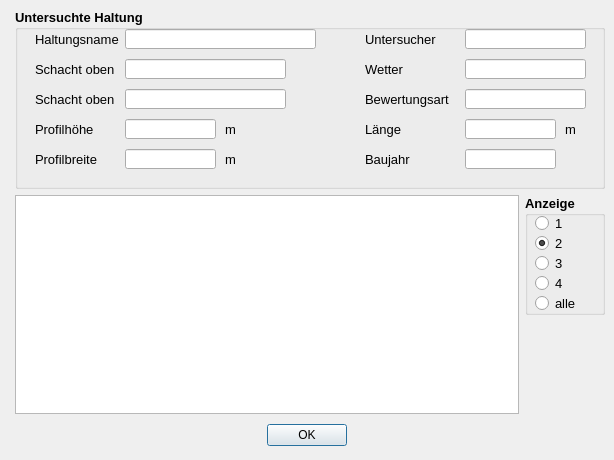
Before: the Qt Designer form qkan/tools/res/qkan_schadensliste.ui in hoettges/QKan, drawn with Qt 5.
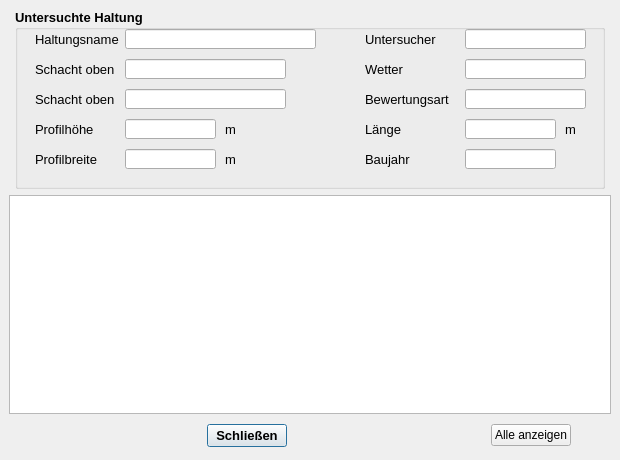
After: the same form once the commit is applied.

Commit message: WIP: Anzeige Schadensdaten nach Inspektionsdatum

The edit to the form file:
```diff
--- a/qkan/tools/res/qkan_schadensliste.ui
+++ b/qkan/tools/res/qkan_schadensliste.ui
@@ -29,239 +29,6 @@
    <property name="spacing">
     <number>6</number>
    </property>
-   <item row="2" column="2">
-    <spacer>
-     <property name="orientation">
-      <enum>Qt::Vertical</enum>
-     </property>
-     <property name="sizeHint" stdset="0">
-      <size>
-       <width>20</width>
-       <height>40</height>
-      </size>
-     </property>
-    </spacer>
-   </item>
-   <item row="1" column="1" rowspan="2">
-    <widget class="QTableWidget" name="tw_schadenstabelle"/>
-   </item>
-   <item row="1" column="2">
-    <widget class="QGroupBox" name="groupBox">
-     <property name="sizePolicy">
-      <sizepolicy hsizetype="Minimum" vsizetype="Minimum">
-       <horstretch>0</horstretch>
-       <verstretch>0</verstretch>
-      </sizepolicy>
-     </property>
-     <property name="minimumSize">
-      <size>
-       <width>0</width>
-       <height>120</height>
-      </size>
-     </property>
-     <property name="font">
-      <font>
-       <pointsize>10</pointsize>
-       <weight>75</weight>
-       <bold>true</bold>
-      </font>
-     </property>
-     <property name="toolTip">
-      <string>&lt;html&gt;&lt;head/&gt;&lt;body&gt;&lt;p&gt;Anzahl der angezeigten Inspektionen&lt;/p&gt;&lt;/body&gt;&lt;/html&gt;</string>
-     </property>
-     <property name="statusTip">
-      <string>Anzahl der angezeigten Inspektionen</string>
-     </property>
-     <property name="title">
-      <string>Anzeige</string>
-     </property>
-     <widget class="QRadioButton" name="rb_show_1">
-      <property name="geometry">
-       <rect>
-        <x>10</x>
-        <y>20</y>
-        <width>41</width>
-        <height>17</height>
-       </rect>
-      </property>
-      <property name="font">
-       <font>
-        <pointsize>10</pointsize>
-        <weight>50</weight>
-        <bold>false</bold>
-       </font>
-      </property>
-      <property name="toolTip">
-       <string>&lt;html&gt;&lt;head/&gt;&lt;body&gt;&lt;p&gt;Nur die aktuellste Inspektion anzeigen&lt;/p&gt;&lt;/body&gt;&lt;/html&gt;</string>
-      </property>
-      <property name="statusTip">
-       <string>Nur die aktuellste Inspektion anzeigen</string>
-      </property>
-      <property name="text">
-       <string>1</string>
-      </property>
-     </widget>
-     <widget class="QRadioButton" name="rb_show_2">
-      <property name="geometry">
-       <rect>
-        <x>10</x>
-        <y>40</y>
-        <width>41</width>
-        <height>17</height>
-       </rect>
-      </property>
-      <property name="font">
-       <font>
-        <pointsize>10</pointsize>
-        <weight>50</weight>
-        <bold>false</bold>
-       </font>
-      </property>
-      <property name="toolTip">
-       <string>&lt;html&gt;&lt;head/&gt;&lt;body&gt;&lt;p&gt;Die letzten 2 Inspektion anzeigen&lt;/p&gt;&lt;/body&gt;&lt;/html&gt;</string>
-      </property>
-      <property name="statusTip">
-       <string>Die letzten 2 Inspektion anzeigen</string>
-      </property>
-      <property name="text">
-       <string>2</string>
-      </property>
-      <property name="checked">
-       <bool>true</bool>
-      </property>
-     </widget>
-     <widget class="QRadioButton" name="rb_show_3">
-      <property name="geometry">
-       <rect>
-        <x>10</x>
-        <y>60</y>
-        <width>41</width>
-        <height>17</height>
-       </rect>
-      </property>
-      <property name="font">
-       <font>
-        <pointsize>10</pointsize>
-        <weight>50</weight>
-        <bold>false</bold>
-       </font>
-      </property>
-      <property name="toolTip">
-       <string>&lt;html&gt;&lt;head/&gt;&lt;body&gt;&lt;p&gt;Die letzten 3 Inspektion anzeigen&lt;/p&gt;&lt;/body&gt;&lt;/html&gt;</string>
-      </property>
-      <property name="statusTip">
-       <string>Die letzten 3 Inspektion anzeigen</string>
-      </property>
-      <property name="text">
-       <string>3</string>
-      </property>
-     </widget>
-     <widget class="QRadioButton" name="rb_show_4">
-      <property name="geometry">
-       <rect>
-        <x>10</x>
-        <y>80</y>
-        <width>41</width>
-        <height>17</height>
-       </rect>
-      </property>
-      <property name="font">
-       <font>
-        <pointsize>10</pointsize>
-        <weight>50</weight>
-        <bold>false</bold>
-       </font>
-      </property>
-      <property name="toolTip">
-       <string>&lt;html&gt;&lt;head/&gt;&lt;body&gt;&lt;p&gt;Die letzten 4 Inspektion anzeigen&lt;/p&gt;&lt;/body&gt;&lt;/html&gt;</string>
-      </property>
-      <property name="statusTip">
-       <string>Die letzten 4 Inspektion anzeigen</string>
-      </property>
-      <property name="text">
-       <string>4</string>
-      </property>
-     </widget>
-     <widget class="QRadioButton" name="rb_show_all">
-      <property name="geometry">
-       <rect>
-        <x>10</x>
-        <y>100</y>
-        <width>41</width>
-        <height>17</height>
-       </rect>
-      </property>
-      <property name="font">
-       <font>
-        <pointsize>10</pointsize>
-        <weight>50</weight>
-        <bold>false</bold>
-       </font>
-      </property>
-      <property name="toolTip">
-       <string>&lt;html&gt;&lt;head/&gt;&lt;body&gt;&lt;p&gt;Alle Inspektion anzeigen&lt;/p&gt;&lt;/body&gt;&lt;/html&gt;</string>
-      </property>
-      <property name="statusTip">
-       <string>Alle Inspektion anzeigen</string>
-      </property>
-      <property name="text">
-       <string>alle</string>
-      </property>
-     </widget>
-    </widget>
-   </item>
-   <item row="4" column="0" colspan="3">
-    <layout class="QHBoxLayout">
-     <property name="spacing">
-      <number>6</number>
-     </property>
-     <property name="leftMargin">
-      <number>0</number>
-     </property>
-     <property name="topMargin">
-      <number>0</number>
-     </property>
-     <property name="rightMargin">
-      <number>0</number>
-     </property>
-     <property name="bottomMargin">
-      <number>0</number>
-     </property>
-     <item>
-      <spacer>
-       <property name="orientation">
-        <enum>Qt::Horizontal</enum>
-       </property>
-       <property name="sizeHint" stdset="0">
-        <size>
-         <width>131</width>
-         <height>31</height>
-        </size>
-       </property>
-      </spacer>
-     </item>
-     <item>
-      <widget class="QPushButton" name="okButton">
-       <property name="text">
-        <string>OK</string>
-       </property>
-      </widget>
-     </item>
-     <item>
-      <spacer name="horizontalSpacer">
-       <property name="orientation">
-        <enum>Qt::Horizontal</enum>
-       </property>
-       <property name="sizeHint" stdset="0">
-        <size>
-         <width>40</width>
-         <height>20</height>
-        </size>
-       </property>
-      </spacer>
-     </item>
-    </layout>
-   </item>
    <item row="0" column="1" colspan="2">
     <widget class="QGroupBox" name="groupBox_2">
      <property name="minimumSize">
@@ -796,6 +563,91 @@
      </widget>
     </widget>
    </item>
+   <item row="4" column="0" colspan="4">
+    <layout class="QHBoxLayout">
+     <property name="spacing">
+      <number>6</number>
+     </property>
+     <property name="leftMargin">
+      <number>0</number>
+     </property>
+     <property name="topMargin">
+      <number>0</number>
+     </property>
+     <property name="rightMargin">
+      <number>0</number>
+     </property>
+     <property name="bottomMargin">
+      <number>0</number>
+     </property>
+     <item>
+      <spacer name="hs_1">
+       <property name="orientation">
+        <enum>Qt::Horizontal</enum>
+       </property>
+       <property name="sizeHint" stdset="0">
+        <size>
+         <width>131</width>
+         <height>31</height>
+        </size>
+       </property>
+      </spacer>
+     </item>
+     <item>
+      <widget class="QPushButton" name="okButton">
+       <property name="font">
+        <font>
+         <pointsize>10</pointsize>
+         <weight>75</weight>
+         <bold>true</bold>
+        </font>
+       </property>
+       <property name="text">
+        <string>Schließen</string>
+       </property>
+      </widget>
+     </item>
+     <item>
+      <spacer name="hs_2">
+       <property name="orientation">
+        <enum>Qt::Horizontal</enum>
+       </property>
+       <property name="sizeHint" stdset="0">
+        <size>
+         <width>40</width>
+         <height>20</height>
+        </size>
+       </property>
+      </spacer>
+     </item>
+     <item>
+      <widget class="QPushButton" name="pb_showAll">
+       <property name="text">
+        <string>Alle anzeigen</string>
+       </property>
+      </widget>
+     </item>
+     <item>
+      <spacer name="horizontalSpacer">
+       <property name="orientation">
+        <enum>Qt::Horizontal</enum>
+       </property>
+       <property name="sizeType">
+        <enum>QSizePolicy::Fixed</enum>
+       </property>
+       <property name="sizeHint" stdset="0">
+        <size>
+         <width>40</width>
+         <height>20</height>
+        </size>
+       </property>
+      </spacer>
+     </item>
+    </layout>
+   </item>
+   <item row="1" column="0" rowspan="2" colspan="4">
+    <widget class="QTableWidget" name="tw_schadenstabelle"/>
+   </item>
   </layout>
  </widget>
  <resources/>
```
Left out of the diff: 50 changed lines with no effect on the pictures. The commit also changes 19 other files.
